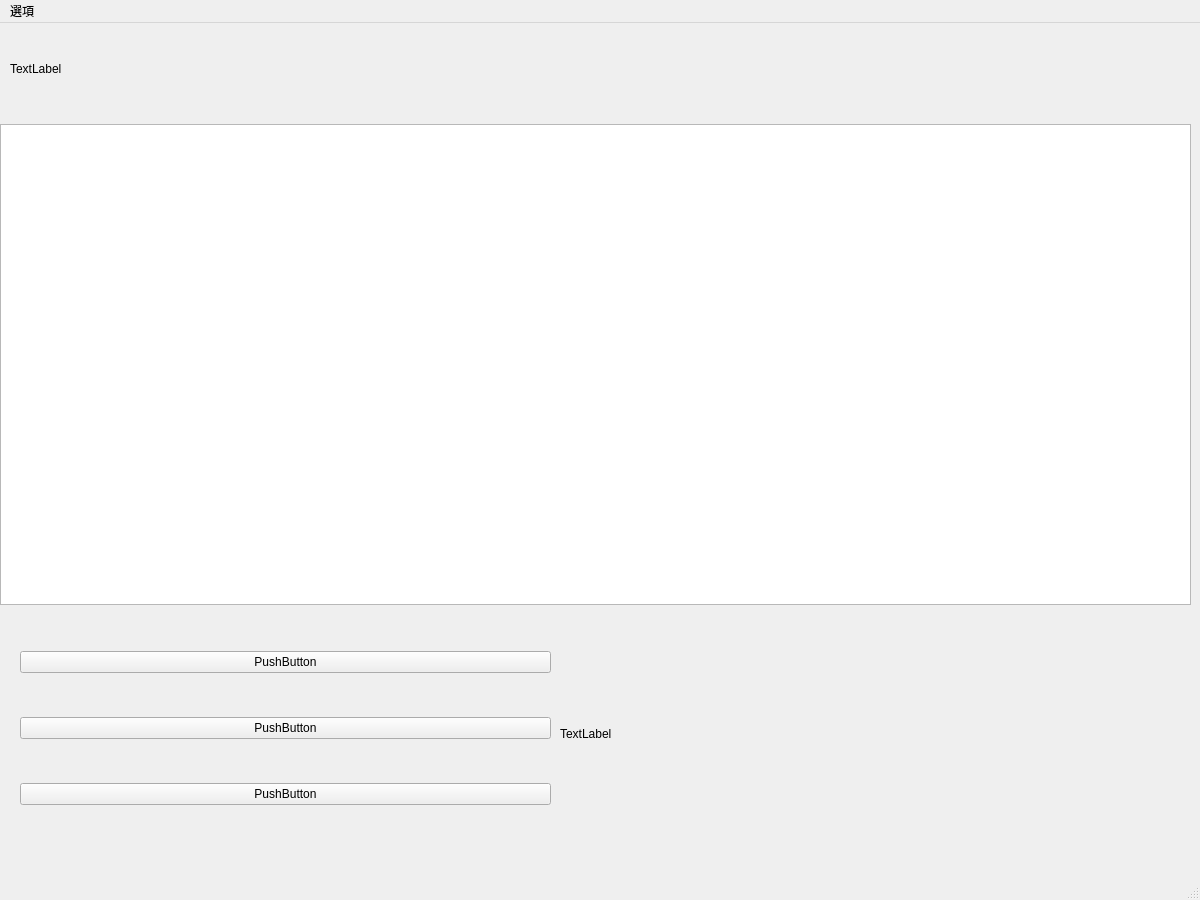
First picture: the form in WHO.ui, repository jychen0611/SWProject, before the edit.
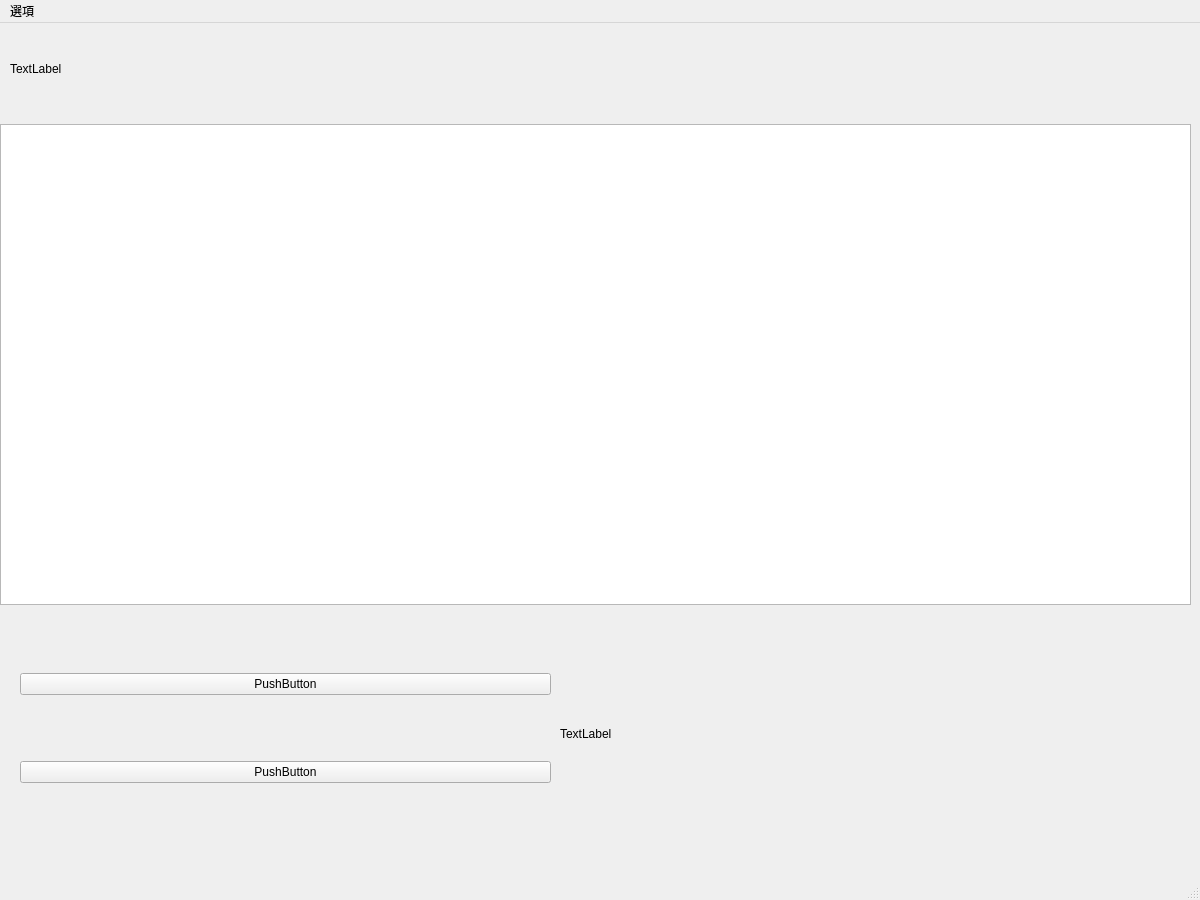
Second picture: the form after the edit.

Diff of the .ui file:
```diff
--- a/WHO.ui
+++ b/WHO.ui
@@ -60,13 +60,6 @@
      </rect>
     </property>
     <layout class="QGridLayout" name="gridLayout">
-     <item row="3" column="0">
-      <widget class="QPushButton" name="pushButton_2">
-       <property name="text">
-        <string>PushButton</string>
-       </property>
-      </widget>
-     </item>
      <item row="0" column="0">
       <widget class="QPushButton" name="pushButton">
        <property name="text">
@@ -77,8 +70,8 @@
        </property>
       </widget>
      </item>
-     <item row="1" column="0">
-      <widget class="QPushButton" name="pushButton_3">
+     <item row="2" column="0">
+      <widget class="QPushButton" name="pushButton_2">
        <property name="text">
         <string>PushButton</string>
        </property>
```
